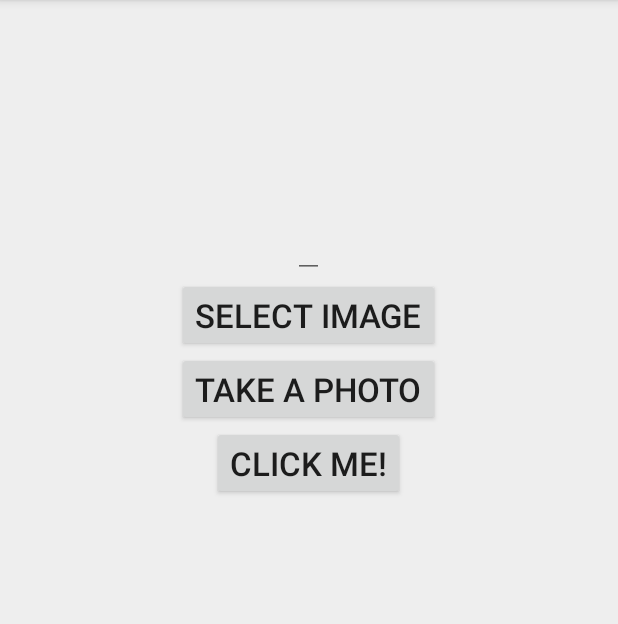
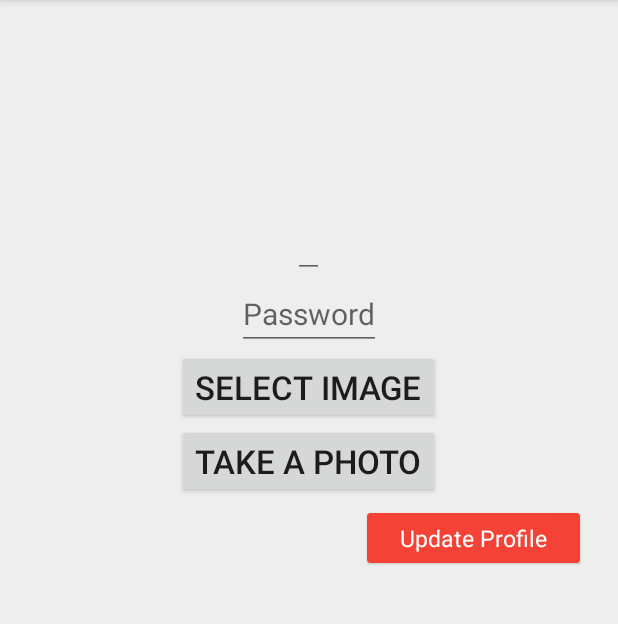
Before and after one commit to Jimeux/Yezna-Android, an Android app: the fragment ProfileFragment shown on its own in the app's theme, on a phone screen of 412 x 824 dp, the part 84-708 px from its top. Run offline under Robolectric (Android 15) with nearby library versions, the phone set to English and light mode, and no system bars; our stand-ins replace ButterKnife, CircleImageView, Dagger/Hilt's generated code; libraries missing offline, so code that uses them is left out: rx.android.schedulers, rx.schedulers, rx.subjects, rx.subscriptions, uk.co.chrisjenx; pictures from the network do not load; 9 statements that could not run were skipped.

```diff
--- a/app/src/main/java/com/moobasoft/yezna/events/EventBus.java
+++ b/app/src/main/java/com/moobasoft/yezna/events/EventBus.java
@@ -12,19 +12,19 @@ public class EventBus {
 
     private final Subject<Event, Event> bus = new SerializedSubject<>(PublishSubject.create());
 
-    public void send(Event event) {
+    public <E extends Event> void send(E event) {
         if (bus.hasObservers())
             bus.onNext(event);
     }
 
-    public void sendDelayed(Event event, int delay) {
+    public <E extends Event> void sendDelayed(E event, int delay) {
         Observable.just(event)
                 .delay(delay, TimeUnit.MILLISECONDS)
                 .observeOn(AndroidSchedulers.mainThread())
                 .subscribe(this::send);
     }
 
-    public <E> Observable<E> listenFor(Class<E> eventClass) {
+    public <E extends Event> Observable<E> listenFor(Class<E> eventClass) {
         return bus.ofType(eventClass);
     }
 }
--- a/app/src/main/java/com/moobasoft/yezna/rest/Rest.java
+++ b/app/src/main/java/com/moobasoft/yezna/rest/Rest.java
@@ -4,8 +4,8 @@ public interface Rest {
 
     int MAX_STALE = 60 * 60 * 24 * 28;
 
-    //String PRODUCTION_API_URL = "http://192.168.11.5:3000/";
-    String PRODUCTION_API_URL = "http://192.241.255.126/";
+    String PRODUCTION_API_URL = "http://192.168.11.5:3000/";
+    //String PRODUCTION_API_URL = "http://192.241.255.126/";
 
     String ACCEPT_HEADER = "Accept";
     String ACCEPT_JSON = "application/javascript, application/json";
--- a/app/src/main/java/com/moobasoft/yezna/rest/auth/CredentialStore.java
+++ b/app/src/main/java/com/moobasoft/yezna/rest/auth/CredentialStore.java
@@ -17,6 +17,7 @@ public class CredentialStore {
 
     private static final String USER_ID       = "user_id";
     private static final String USERNAME      = "username";
+    private static final String EMAIL         = "email";
     private static final String AVATAR        = "avatar";
 
     public CredentialStore(SharedPreferences prefs) {
@@ -55,6 +56,7 @@ public class CredentialStore {
         User user = new User();
         user.setId(prefs.getInt(USER_ID, -1));
         user.setUsername(prefs.getString(USERNAME, null));
+        user.setEmail(prefs.getString(EMAIL, null));
         user.setAvatar(prefs.getString(AVATAR, null));
 
         return (user.getId() == -1) ? null : user;
@@ -65,6 +67,7 @@ public class CredentialStore {
 
         editor.putInt(   USER_ID,  user.getId());
         editor.putString(USERNAME, user.getUsername());
+        editor.putString(EMAIL,    user.getEmail());
         editor.putString(AVATAR,   user.getAvatar());
         editor.apply();
     }
@@ -84,6 +87,7 @@ public class CredentialStore {
 
         editor.remove(USER_ID);
         editor.remove(USERNAME);
+        editor.remove(EMAIL);
         editor.remove(AVATAR);
 
         editor.apply();
--- a/app/src/main/java/com/moobasoft/yezna/ui/activities/AskQuestionActivity.java
+++ b/app/src/main/java/com/moobasoft/yezna/ui/activities/AskQuestionActivity.java
@@ -153,8 +153,10 @@ public class AskQuestionActivity extends BaseActivity implements AskQuestionPres
         ImageUtil.ImageResult result = ImageUtil
                 .onImageSelected(this.getApplicationContext(), requestCode, resultCode, data, toolbar);
 
-        imagePath = result.imagePath;
-        imageUrl = result.imageUrl;
+        if (result != null) {
+            imagePath = result.avatarPath;
+            imageUrl = result.avatarUrl;
+        }
     }
 
 }
--- a/app/src/main/java/com/moobasoft/yezna/ui/fragments/ProfileFragment.java
+++ b/app/src/main/java/com/moobasoft/yezna/ui/fragments/ProfileFragment.java
@@ -2,7 +2,6 @@ package com.moobasoft.yezna.ui.fragments;
 
 import android.app.Activity;
 import android.content.Intent;
-import android.graphics.Bitmap;
 import android.os.Bundle;
 import android.provider.MediaStore;
 import android.support.annotation.Nullable;
@@ -17,7 +16,6 @@ import android.widget.TextView;
 
 import com.bumptech.glide.Glide;
 import com.moobasoft.yezna.R;
-import com.moobasoft.yezna.events.auth.LogOutEvent;
 import com.moobasoft.yezna.events.auth.LoginEvent;
 import com.moobasoft.yezna.rest.auth.CredentialStore;
 import com.moobasoft.yezna.rest.models.User;
@@ -25,15 +23,12 @@ import com.moobasoft.yezna.ui.fragments.base.RxFragment;
 import com.moobasoft.yezna.ui.presenters.ProfilePresenter;
 import com.moobasoft.yezna.util.ImageUtil;
 
-import java.io.ByteArrayOutputStream;
-
 import javax.inject.Inject;
 
 import butterknife.Bind;
 import butterknife.ButterKnife;
 import butterknife.OnClick;
 import icepick.Icicle;
-import okhttp3.MediaType;
 import okhttp3.RequestBody;
 
 public class ProfileFragment extends RxFragment implements ProfilePresenter.View {
@@ -43,11 +38,12 @@ public class ProfileFragment extends RxFragment implements ProfilePresenter.View
 
     @Bind(R.id.profile_avatar) ImageView avatar;
     @Bind(R.id.profile_username) TextView username;
+    @Bind(R.id.profile_password) TextView password;
     @Bind(R.id.profile_email) EditText email;
 
-    @Icicle String imagePath;
-    @Icicle String imageUrl;
-    private RequestBody imageRb;
+    @Icicle String avatarPath;
+    @Icicle String avatarUrl;
+    private RequestBody avatarRequestBody;
 
     public ProfileFragment() {
     }
@@ -62,11 +58,17 @@ public class ProfileFragment extends RxFragment implements ProfilePresenter.View
         super.onActivityCreated(state);
         getComponent().inject(this);
         presenter.bindView(this);
+        if (state == null)
+            loadUserData();
+    }
+
+    private void loadUserData() {
         User user = credentialStore.loadUser();
         if (!TextUtils.isEmpty(user.getAvatar()))
             Glide.with(this).load(user.getAvatar()).into(avatar);
         username.setText(user.getUsername());
         email.setText(user.getEmail());
+        password.setText("");
     }
 
     @Override public void onDestroyView() {
@@ -76,9 +78,8 @@ public class ProfileFragment extends RxFragment implements ProfilePresenter.View
     }
 
     @Override protected void subscribeToEvents() {
-        eventSubscriptions.add(eventBus.listenFor(LogOutEvent.class)
-                .subscribe(event -> {
-                }));
+        eventSubscriptions.add(eventBus.listenFor(LoginEvent.class)
+                .subscribe(event -> loadUserData()));
     }
 
     @Override public void onError(int messageId) {
@@ -90,14 +91,12 @@ public class ProfileFragment extends RxFragment implements ProfilePresenter.View
 
     @Override public void onProfileUpdated(User user) {
         credentialStore.saveUser(user);
-        eventBus.send(new LoginEvent());
-        imageRb = null;
-        imagePath = null;
-        imageUrl = null;
-        email.setText(user.getEmail());
+         eventBus.send(new LoginEvent()); //TODO: Make new event?
+        loadUserData();
 
-        if (!TextUtils.isEmpty(user.getAvatar()))
-            Glide.with(getActivity()).load(user.getAvatar()).into(avatar);
+        avatarRequestBody = null;
+        avatarPath = null;
+        avatarUrl = null;
 
         Snackbar.make(avatar, getString(R.string.profile_update), Snackbar.LENGTH_SHORT).show();
     }
@@ -108,7 +107,7 @@ public class ProfileFragment extends RxFragment implements ProfilePresenter.View
 
     @OnClick(R.id.update_profile_btn)
     public void clickUpdateBtn() {
-        presenter.updateProfile(email.getText().toString(), null, imagePath, imageUrl, imageRb);
+        presenter.updateProfile(email.getText().toString(), password.getText().toString(), avatarPath, avatarUrl, avatarRequestBody);
     }
 
     @OnClick(R.id.capture_image_btn)
@@ -122,7 +121,7 @@ public class ProfileFragment extends RxFragment implements ProfilePresenter.View
     @OnClick(R.id.select_image_btn)
     public void imageButtonClicked() {
         Intent galleryIntent = new Intent(Intent.ACTION_PICK,
-                android.provider.MediaStore.Images.Media.EXTERNAL_CONTENT_URI);
+                MediaStore.Images.Media.EXTERNAL_CONTENT_URI);
         startActivityForResult(galleryIntent, ImageUtil.REQUEST_SELECT_IMAGE);
     }
 
@@ -130,25 +129,21 @@ public class ProfileFragment extends RxFragment implements ProfilePresenter.View
         super.onActivityResult(requestCode, resultCode, data);
 
         if (requestCode == ImageUtil.REQUEST_CAPTURE_IMAGE && resultCode == Activity.RESULT_OK) {
-            Bundle extras = data.getExtras();
-            Bitmap bitmap = (Bitmap) extras.get("data");
-            ByteArrayOutputStream stream = new ByteArrayOutputStream();
-            if (bitmap != null) {
-                //TODO: Resize
-                bitmap.compress(Bitmap.CompressFormat.PNG, 90, stream);
-                imageRb = RequestBody.create(MediaType.parse("image/png"), stream.toByteArray());
-            }
-        }
-
-        else if (requestCode == ImageUtil.REQUEST_SELECT_IMAGE && resultCode == Activity.RESULT_OK) {
+            avatarRequestBody = ImageUtil.getBitmapFromData(data, avatar);
+        } else if (requestCode == ImageUtil.REQUEST_SELECT_IMAGE && resultCode == Activity.RESULT_OK) {
 
             ImageUtil.ImageResult result = ImageUtil
                     .onImageSelected(getActivity().getApplicationContext(),
                             requestCode, resultCode, data, getActivity().findViewById(R.id.toolbar));
 
             if (result != null) {
-                imagePath = result.imagePath;
-                imageUrl = result.imageUrl;
+                avatarPath = result.avatarPath;
+                avatarUrl = result.avatarUrl;
+
+                if (avatarPath != null)
+                    Glide.with(this).load(avatarPath).into(avatar);
+                else if (avatarUrl != null)
+                    Glide.with(this).load(avatarUrl).into(avatar);
             }
         }
     }
--- a/app/src/main/res/layout/fragment_profile.xml
+++ b/app/src/main/res/layout/fragment_profile.xml
@@ -1,13 +1,17 @@
 <?xml version="1.0" encoding="utf-8"?>
 <RelativeLayout xmlns:android="http://schemas.android.com/apk/res/android"
-    android:layout_width="match_parent"
-    android:layout_height="match_parent"
-    android:background="@color/grey200"
-    android:id="@+id/profile_page">
+                android:layout_width="match_parent"
+                android:layout_height="match_parent"
+                xmlns:app="http://schemas.android.com/apk/res-auto"
+                android:background="@color/grey200"
+                android:id="@+id/profile_page">
 
 
     <LinearLayout
         android:id="@+id/content"
+        android:clickable="true"
+        android:focusable="true"
+        android:focusableInTouchMode="true"
         android:padding="20dp"
         android:gravity="center|top"
         android:layout_width="match_parent"
@@ -32,6 +36,14 @@
             android:layout_height="wrap_content"
             android:textSize="20sp"/>
 
+        <EditText
+            android:id="@+id/profile_password"
+            android:inputType="textPassword"
+            android:hint="@string/password"
+            android:layout_width="wrap_content"
+            android:layout_height="wrap_content"
+            android:textSize="20sp"/>
+
         <Button
             android:id="@+id/select_image_btn"
             android:layout_width="wrap_content"
@@ -46,12 +58,24 @@
             android:textSize="22sp"
             android:text="Take a photo"/>
 
-        <Button
-            android:id="@+id/update_profile_btn"
+        <android.support.v7.widget.CardView
             android:layout_width="wrap_content"
             android:layout_height="wrap_content"
-            android:textSize="22sp"
-            android:text="Click Me!"/>
+            android:layout_gravity="right"
+            android:layout_marginTop="10dp"
+            android:layout_marginBottom="10dp"
+            android:layout_marginRight="5dp"
+            android:layout_marginLeft="5dp"
+            app:cardBackgroundColor="@color/colorPrimary"
+            app:cardCornerRadius="2dp"
+            app:cardElevation="1dp">
+
+            <TextView
+                style="@style/PrimaryTextField"
+                android:id="@+id/update_profile_btn"
+                android:text="@string/update_profile"/>
+        </android.support.v7.widget.CardView>
+
     </LinearLayout>
 
 
--- a/app/src/main/res/values/strings.xml
+++ b/app/src/main/res/values/strings.xml
@@ -68,5 +68,6 @@
     <string name="title_activity_ask_question">AskQuestionActivity</string>
     <string name="question_too_short_error">Question should be at least %1$s characters</string>
     <string name="profile_update">Profile updated!</string>
+    <string name="update_profile">Update Profile</string>
 
 </resources>
--- a/app/src/main/res/values/styles.xml
+++ b/app/src/main/res/values/styles.xml
@@ -45,6 +45,18 @@
         <item name="android:orientation">vertical</item>
     </style>
 
+    <style name="PrimaryTextField" parent="AppTheme">
+        <item name="android:textSize">15sp</item>
+        <item name="android:textColor">@color/white</item>
+        <item name="android:clickable">true</item>
+        <item name="android:layout_width">wrap_content</item>
+        <item name="android:layout_height">wrap_content</item>
+        <item name="android:paddingBottom">6dp</item>
+        <item name="android:paddingTop">6dp</item>
+        <item name="android:paddingLeft">22dp</item>
+        <item name="android:paddingRight">22dp</item>
+    </style>
+
     <style name="FormLabel" parent="AppTheme">
         <item name="android:layout_marginTop">20dp</item>
         <item name="android:layout_width">match_parent</item>
```
Also changed, not shown: app/src/main/java/com/moobasoft/yezna/ui/presenters/ProfilePresenter.java (+6 -6 lines), app/src/main/java/com/moobasoft/yezna/util/ImageUtil.java (+29 -7 lines), app/src/main/res/layout/activity_connect.xml (+2 -10 lines).
